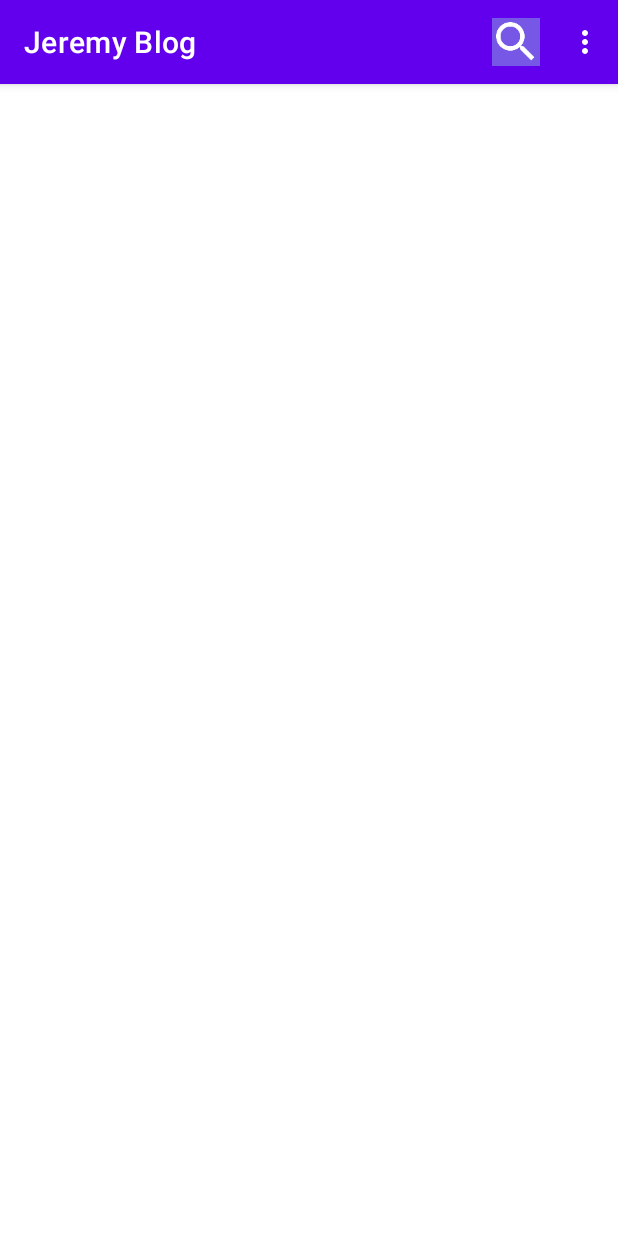
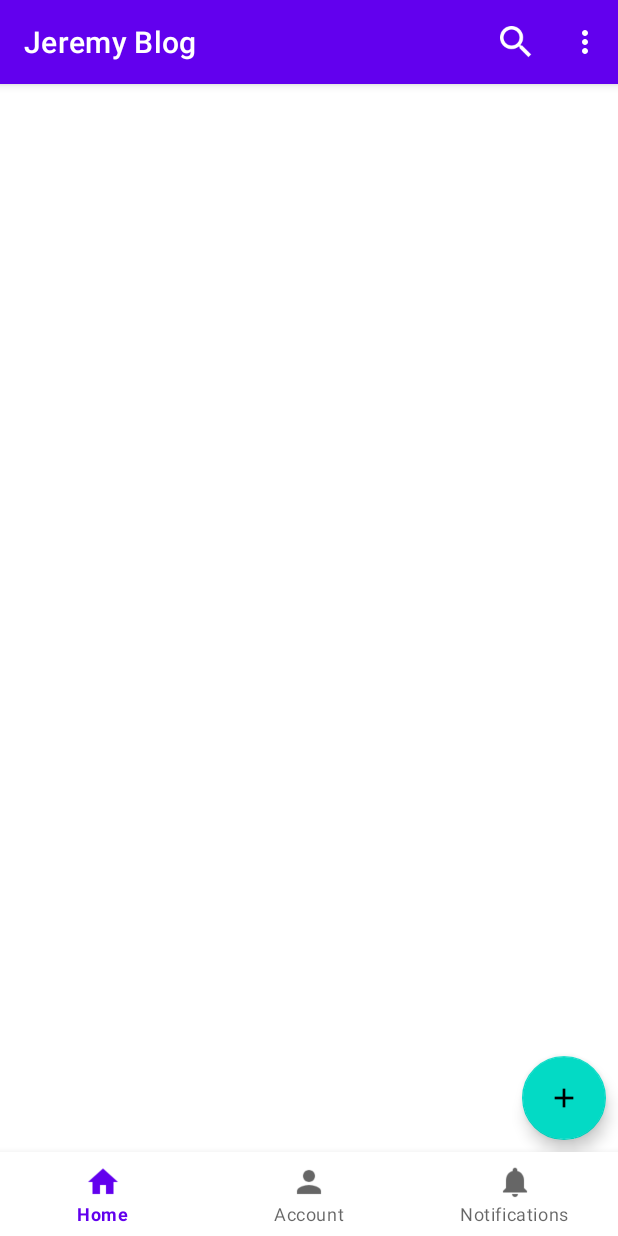
Before and after one commit to hieunm292/FoodBlog_Group4, an Android app: the screen it shows after launch once a user with an empty profile is signed in (MainActivity), on a phone screen of 412 x 824 dp. Run offline under Robolectric (Android 15) with nearby library versions, the phone set to English and light mode, and no system bars; our stand-ins replace Firebase (no records; nobody signed in at launch, a user with empty details on screens opened directly).

Commit message:
FE Main&PostActivity

```diff
--- a/app/src/main/java/com/example/jeremy/MainActivity.java
+++ b/app/src/main/java/com/example/jeremy/MainActivity.java
@@ -9,10 +9,12 @@ import android.content.Intent;
 import android.os.Bundle;
 import android.view.Menu;
 import android.view.MenuItem;
+import android.view.View;
 import android.widget.Toast;
 
 import com.google.android.gms.tasks.OnCompleteListener;
 import com.google.android.gms.tasks.Task;
+import com.google.android.material.floatingactionbutton.FloatingActionButton;
 import com.google.firebase.auth.FirebaseAuth;
 import com.google.firebase.auth.FirebaseUser;
 
@@ -21,16 +23,27 @@ public class MainActivity extends AppCompatActivity {
     private Toolbar mainToolbar;
     private FirebaseAuth mAuth;
 
+    private FloatingActionButton addPostBtn;
+
     @Override
     protected void onCreate(Bundle savedInstanceState) {
         super.onCreate(savedInstanceState);
         setContentView(R.layout.activity_main);
 
-        mAuth=FirebaseAuth.getInstance();
+        mAuth = FirebaseAuth.getInstance();
 
-        mainToolbar=(Toolbar) findViewById(R.id.main_toolbar);
-       // setSupportActionBar(mainToolbar);
+        mainToolbar = (Toolbar) findViewById(R.id.main_toolbar);
+        // setSupportActionBar(mainToolbar);
         getSupportActionBar().setTitle("Jeremy Blog");
+
+        addPostBtn = (FloatingActionButton) findViewById(R.id.add_post_btn);
+
+        addPostBtn.setOnClickListener(new View.OnClickListener() {
+            @Override
+            public void onClick(View v) {
+                startActivity(new Intent(MainActivity.this, NewPostActivity.class));
+            }
+        });
     }
 
     @Override
--- a/app/src/main/res/layout/activity_main.xml
+++ b/app/src/main/res/layout/activity_main.xml
@@ -11,6 +11,7 @@
         android:layout_width="match_parent"
         android:layout_height="56dp"
         android:background="#fff"
+        android:theme="@style/ThemeOverlay.AppCompat.Dark.ActionBar"
         app:layout_constraintEnd_toEndOf="parent"
         app:layout_constraintHorizontal_bias="1.0"
         app:layout_constraintStart_toStartOf="parent"
@@ -18,4 +19,29 @@
         app:titleTextColor="#ffffff"
         tools:ignore="MissingConstraints" />
 
+    <com.google.android.material.bottomnavigation.BottomNavigationView
+        android:id="@+id/mainBottomNav"
+        android:layout_width="0dp"
+        android:layout_height="56dp"
+        app:layout_constraintBottom_toBottomOf="parent"
+        app:layout_constraintEnd_toEndOf="parent"
+        app:layout_constraintHorizontal_bias="1.0"
+        app:layout_constraintStart_toStartOf="parent"
+        app:menu="@menu/bottom_menu" />
+
+    <com.google.android.material.floatingactionbutton.FloatingActionButton
+        android:id="@+id/add_post_btn"
+        android:layout_width="wrap_content"
+        android:layout_height="wrap_content"
+        android:layout_marginBottom="8dp"
+        android:layout_marginEnd="8dp"
+        android:clickable="true"
+        app:srcCompat="@mipmap/action_add"
+        tools:layout_editor_absoluteX="320dp"
+        tools:layout_editor_absoluteY="606dp"
+        app:layout_constraintEnd_toEndOf="parent"
+        app:layout_constraintBottom_toTopOf="@+id/mainBottomNav"
+
+        tools:ignore="MissingConstraints" />
+
 </androidx.constraintlayout.widget.ConstraintLayout>
--- a/app/src/main/res/layout/activity_setup.xml
+++ b/app/src/main/res/layout/activity_setup.xml
@@ -11,7 +11,7 @@
         android:id="@+id/setupToolbar"
         android:layout_width="match_parent"
         android:layout_height="wrap_content"
-        android:background="#2196f3"
+        android:background="#fff"
         app:titleTextColor="#ffffff"
         tools:ignore="MissingConstraints" />
 
--- /dev/null
+++ b/app/src/main/res/menu/bottom_menu.xml
@@ -0,0 +1,18 @@
+<?xml version="1.0" encoding="utf-8"?>
+<menu xmlns:android="http://schemas.android.com/apk/res/android">
+    xmlns:android="http://schemas.android.com/apk/res/android">
+
+    <item
+        android:id="@+id/bottom_action_home"
+        android:icon="@drawable/baseline_home_black_24dp"
+        android:title="Home" />
+
+    <item
+        android:id="@+id/bottom_action_account"
+        android:icon="@drawable/baseline_person_black_24dp"
+        android:title="Account" />
+    <item
+        android:id="@+id/bottom_action_notif"
+        android:icon="@drawable/baseline_notifications_black_24dp"
+        android:title="Notifications" />
+</menu>
--- a/app/src/main/res/menu/main_menu.xml
+++ b/app/src/main/res/menu/main_menu.xml
@@ -4,7 +4,7 @@
 
     <item
         android:id="@+id/action_search_btn"
-        android:icon="@mipmap/action_search"
+        android:icon="@mipmap/action_search2"
         android:title="@string/action_search_text"
         app:showAsAction="always"/>
 
```
Also changed, not shown: app/src/main/AndroidManifest.xml (+5 -5 lines), app/src/main/java/com/example/jeremy/NewPostActivity.java (added, +22 -0 lines), app/src/main/java/com/example/jeremy/SetupActivity.java (+7 -13 lines), app/src/main/res/layout/activity_new_post.xml (added, +81 -0 lines), app/src/main/res/mipmap-hdpi/action_add.png (added), app/src/main/res/mipmap-hdpi/action_add_photo.png (added), app/src/main/res/mipmap-hdpi/action_add_photo2.jpg (added), app/src/main/res/mipmap-hdpi/action_search2.png (added).
